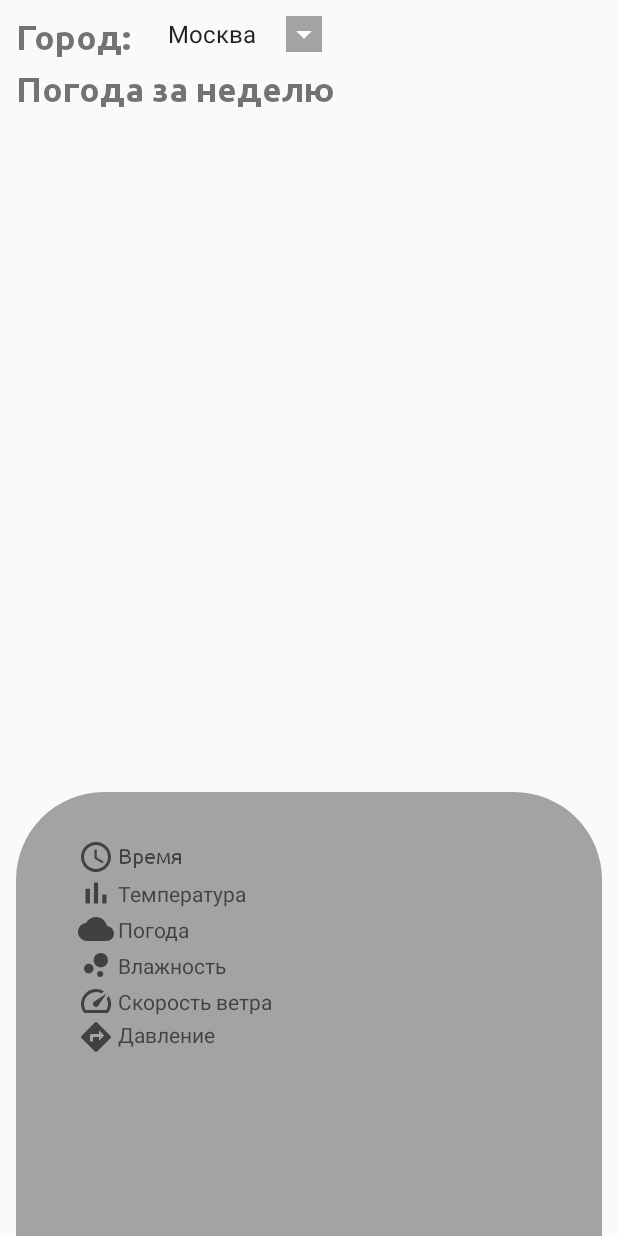
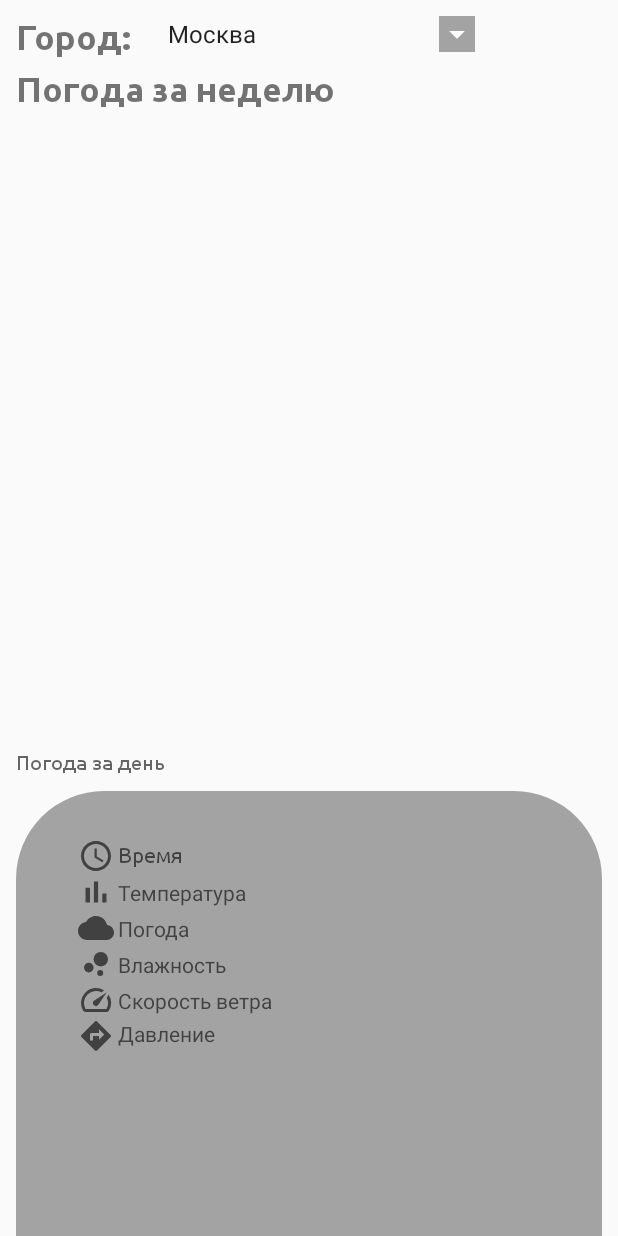
Before and after one commit to alf3ratz/AvitoWeather, an Android app: the layout weather_fragment.xml on its own in the app's theme, with its tools: preview values and no code run, on a phone screen of 412 x 824 dp. Run offline under Robolectric (Android 15) with nearby library versions, the phone set to English and light mode, and no system bars.

Commit message:
fourteenth commit

```diff
--- a/app/build.gradle
+++ b/app/build.gradle
@@ -49,6 +49,10 @@ dependencies {
     androidTestImplementation 'androidx.test.ext:junit:1.1.3'
     androidTestImplementation 'androidx.test.espresso:espresso-core:3.4.0'
 
+    //Gms
+    implementation 'com.google.android.gms:play-services-location:18.0.0'
+
+
     //Retrofit
     implementation 'com.squareup.retrofit2:retrofit:2.9.0'
     implementation 'com.squareup.retrofit2:converter-gson:2.9.0'
--- a/app/src/main/AndroidManifest.xml
+++ b/app/src/main/AndroidManifest.xml
@@ -3,6 +3,10 @@
     package="hse.ru.avitoweather">
 
     <uses-permission android:name="android.permission.INTERNET" />
+    <uses-permission android:name="android.permission.ACCESS_COARSE_LOCATION" />
+    <uses-permission android:name="android.permission.ACCESS_FINE_LOCATION" />
+    <uses-permission android:name="android.permission.ACCESS_BACKGROUND_LOCATION" />
+
     <application
         android:allowBackup="true"
         android:icon="@mipmap/ic_launcher"
--- a/app/src/main/java/hse/ru/avitoweather/adapters/WeatherPagerAdapter.kt
+++ b/app/src/main/java/hse/ru/avitoweather/adapters/WeatherPagerAdapter.kt
@@ -16,7 +16,7 @@ import java.time.ZoneId
 
 class WeatherPagerAdapter(sliderWeatherInfo: ArrayList<DayEntity>) :
     RecyclerView.Adapter<WeatherPagerAdapter.WeatherPagerViewHolder>() {
-    private var weatherInfo: ArrayList<DayEntity>? = null
+    private var weatherInfo: ArrayList<DayEntity> = ArrayList()
     private var layoutInflater: LayoutInflater? = null
 
     init {
@@ -43,8 +43,8 @@ class WeatherPagerAdapter(sliderWeatherInfo: ArrayList<DayEntity>) :
                     weatherInfo.sunset = Instant.ofEpochSecond(weatherInfo.sunset.toLong())
                         .atZone(ZoneId.systemDefault())
                         .toLocalDateTime().toString().substringAfter("T")
-                }catch (e:NumberFormatException){
-                    Log.i("норм","первый элемент ${weatherInfo.dateTime}")
+                } catch (e: NumberFormatException) {
+                    Log.i("норм", "первый элемент ${weatherInfo.dateTime}")
                 }
             }
             binding?.weatherInfo = weatherInfo
--- a/app/src/main/res/drawable/fading_background.xml
+++ b/app/src/main/res/drawable/fading_background.xml
@@ -3,5 +3,6 @@
     <gradient
         android:angle="90"
         android:endColor="@color/hourly_weather_background_color"
-        android:startColor="@android:color/transparent"/>
+        android:startColor="@android:color/transparent"
+        android:centerColor="@android:color/transparent"/>
 </shape>
--- a/app/src/main/res/drawable/hourly_weather_background.xml
+++ b/app/src/main/res/drawable/hourly_weather_background.xml
@@ -5,4 +5,8 @@
         android:topLeftRadius="@dimen/_45sdp"
         android:topRightRadius="@dimen/_45sdp" />
     <solid android:color="@color/hourly_weather_background_color" />
+<!--    <gradient-->
+<!--        android:angle="270"-->
+<!--        android:endColor="@color/hourly_weather_background_color"-->
+<!--        android:startColor="@android:color/transparent"/>-->
 </shape>
--- a/app/src/main/res/layout/weather_fragment.xml
+++ b/app/src/main/res/layout/weather_fragment.xml
@@ -14,17 +14,19 @@
         android:id="@+id/layout"
         android:layout_width="match_parent"
         android:layout_height="match_parent">
+
         <TextView
             android:id="@+id/cityText"
             android:layout_width="wrap_content"
             android:layout_height="wrap_content"
+            android:layout_marginStart="@dimen/_8sdp"
+            android:layout_marginTop="@dimen/_8sdp"
+            android:fontFamily="@font/ubuntu_bold"
             android:text="Город: "
             android:textSize="@dimen/_18sdp"
-            android:fontFamily="@font/ubuntu_bold"
-            android:layout_marginStart="@dimen/_8sdp"
-            android:layout_marginTop="@dimen/_8sdp"
-            app:layout_constraintTop_toTopOf="parent"
-            app:layout_constraintStart_toStartOf="parent"/>
+            app:layout_constraintStart_toStartOf="parent"
+            app:layout_constraintTop_toTopOf="parent" />
+
         <Spinner
             android:id="@+id/spinner"
             android:layout_width="wrap_content"
@@ -44,7 +46,6 @@
             android:layout_height="wrap_content"
             android:layout_marginStart="@dimen/_8sdp"
             android:layout_marginTop="@dimen/_8sdp"
-            android:layout_marginBottom="@dimen/_16sdp"
             android:fontFamily="@font/ubuntu_bold"
             android:text="Погода за неделю"
             android:textSize="@dimen/_18sdp"
@@ -57,14 +58,16 @@
             android:orientation="horizontal"
             android:paddingStart="@dimen/_80sdp"
             android:paddingEnd="@dimen/_80sdp"
-            app:layout_constraintStart_toStartOf="parent"
+            app:layout_constraintBottom_toTopOf="@id/lowerLayout"
             app:layout_constraintTop_toBottomOf="@id/dailyText" />
 
         <androidx.constraintlayout.widget.ConstraintLayout
-            android:layout_width="match_parent"
+            android:id="@+id/lowerLayout"
+            android:layout_width="wrap_content"
             android:layout_height="0dp"
-            app:layout_constraintBaseline_toBottomOf="parent"
             app:layout_constraintBottom_toBottomOf="parent"
+            app:layout_constraintEnd_toEndOf="parent"
+            app:layout_constraintStart_toStartOf="parent"
             app:layout_constraintTop_toBottomOf="@id/viewPager">
 
             <View
@@ -82,7 +85,9 @@
                 android:layout_marginTop="@dimen/_8sdp"
                 android:layout_marginBottom="@dimen/_8sdp"
                 android:fontFamily="@font/ubuntu_medium"
+                android:hint="Погода за день"
                 android:text="@{`Погода на сегодня в городе `+weatherInfo.cityName}"
+                android:textSize="@dimen/_10sdp"
                 app:layout_constraintBottom_toTopOf="@id/viewBackground"
                 app:layout_constraintStart_toStartOf="parent"
                 app:layout_constraintTop_toBottomOf="@id/viewSupporter" />
@@ -94,8 +99,8 @@
                 android:layout_marginStart="@dimen/_8sdp"
                 android:layout_marginEnd="@dimen/_8sdp"
                 android:background="@drawable/hourly_weather_background"
-                android:paddingBottom="@dimen/_20sdp"
                 app:layout_constraintBottom_toBottomOf="parent"
+                app:layout_constraintEnd_toEndOf="parent"
                 app:layout_constraintTop_toBottomOf="@id/dayWeatherText" />
 
             <View
@@ -105,7 +110,10 @@
                 android:layout_marginStart="@dimen/_8sdp"
                 android:layout_marginEnd="@dimen/_8sdp"
                 android:background="@drawable/fading_background"
-                app:layout_constraintBottom_toBottomOf="@id/viewBackground" />
+                app:layout_constraintBottom_toBottomOf="@id/viewBackground"
+                app:layout_constraintEnd_toEndOf="parent"
+                app:layout_constraintStart_toStartOf="parent"
+                app:layout_constraintTop_toBottomOf="@id/pressureText" />
 
             <ImageView
                 android:id="@+id/timeIcon"
@@ -223,15 +231,15 @@
                 app:layout_constraintTop_toBottomOf="@id/speedIcon" />
 
             <TextView
-                android:id="@+id/directionText"
+                android:id="@+id/pressureText"
                 android:layout_width="wrap_content"
                 android:layout_height="wrap_content"
                 android:layout_marginStart="@dimen/_2sdp"
                 android:layout_marginTop="@dimen/_2sdp"
                 android:hint="Давление"
                 android:text="@{`Давление: ` + weatherInfo.pressure}"
-                app:layout_constraintTop_toBottomOf="@id/speedText"
-                app:layout_constraintStart_toEndOf="@id/directionIcon" />
+                app:layout_constraintStart_toEndOf="@id/directionIcon"
+                app:layout_constraintTop_toBottomOf="@id/speedText" />
         </androidx.constraintlayout.widget.ConstraintLayout>
 
     </androidx.constraintlayout.widget.ConstraintLayout>
--- a/app/src/main/res/values/strings.xml
+++ b/app/src/main/res/values/strings.xml
@@ -3,10 +3,15 @@
 
     <string name="hello_blank_fragment">Hello blank fragment</string>
 
-    <array name="cityNames" >
+    <array name="cityNames">
         <item>Москва</item>
         <item>Курск</item>
         <item>Казань</item>
+        <item>Санкт-Петербург</item>
+        <item>Нижний Новгород</item>
+        <item>Уфа</item>
+        <item>Екатирининбург</item>
+        <item>По местоположению</item>
     </array>
 
 </resources>
```
Also changed, not shown: app/src/main/java/hse/ru/avitoweather/models/DayEntity.kt (+23 -0 lines), app/src/main/java/hse/ru/avitoweather/ui/fragments/MainFragment.kt (+235 -110 lines).
